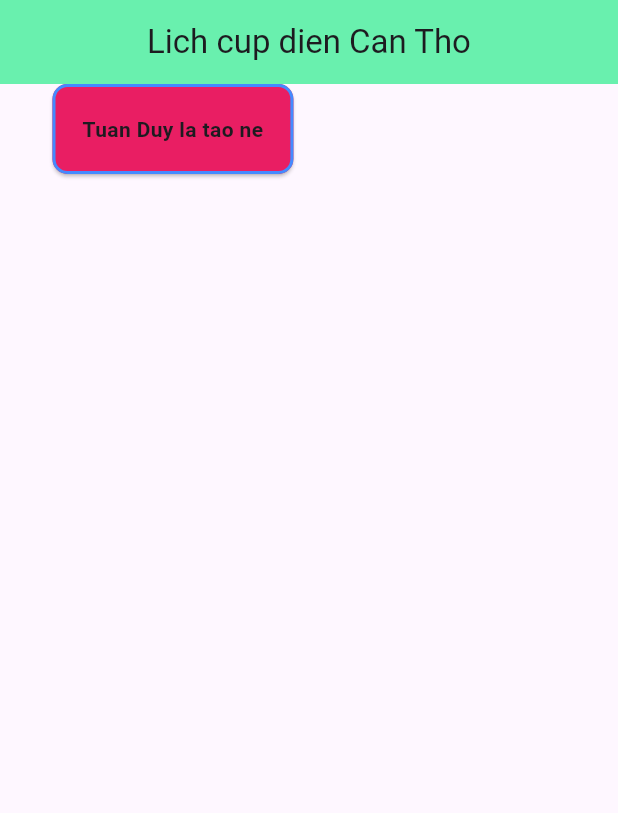
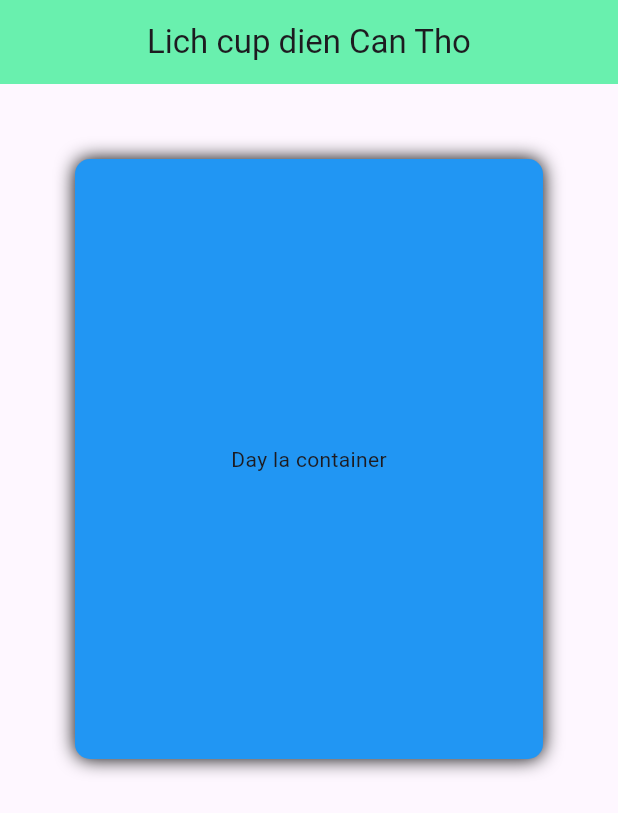
Before and after one commit to tuanduy35399/Learn_Flutter, a Flutter app: the screen it shows after launch, on a phone screen of 412 x 824 dp. Shown: the top 813 px of the screen. Run offline on Flutter 3.47's test engine with Material 3 defaults, Android fonts, the light colour scheme and no system bars; our stand-ins replace device_preview.

Commit message:
add: learn textButton, Container

```diff
--- a/todolist/lib/main.dart
+++ b/todolist/lib/main.dart
@@ -13,7 +13,7 @@ void main() {
             title: Text("Lich cup dien Can Tho"),
             centerTitle: true,
           ),
-          body: const MyApp4(),
+          body: const MyApp6(),
         ),
       ),
       debugShowCheckedModeBanner: false,
@@ -21,7 +21,44 @@ void main() {
   );
 }
 
+class MyApp6 extends StatelessWidget {
+  const MyApp6({super.key});
 
+  @override
+  Widget build(BuildContext context) {
+    return Container(
+      margin: EdgeInsets.all(50),
+      // padding: EdgeInsets.all(10),
+      height: 400,
+      width:600,
+      alignment: Alignment.center,
+      decoration: BoxDecoration(
+          color: Colors.blue,
+          boxShadow: [BoxShadow(color: Colors.black, blurRadius: 10),] ,
+          borderRadius: BorderRadius.all(Radius.circular(10))),
+    child: const Text("Day la container"),
+    );
+  }
+}
+
+
+class MyApp5 extends StatelessWidget {
+  const MyApp5({super.key});
+
+  @override
+  Widget build(BuildContext context) {
+    return TextButton(
+      onPressed: () {
+        print("TextButton was pressed");
+      },
+      // style: TextButton.styleFrom(backgroundColor: Colors.black),
+      child: Text(
+        "Nhấn vô em đi~~",
+        style: TextStyle(fontSize: 14, color: Colors.yellow),
+      ),
+    );
+  }
+}
 
 class MyApp4 extends StatelessWidget {
   const MyApp4({super.key});
@@ -34,7 +71,7 @@ class MyApp4 extends StatelessWidget {
         side: BorderSide(color: Colors.blueAccent, width: 2),
         borderRadius: BorderRadiusGeometry.circular(10),
       ),
-      margin: EdgeInsets.only(left:35 ),
+      margin: EdgeInsets.only(left: 35),
       child: Padding(
         padding: const EdgeInsets.all(20.0),
         child: Text(
@@ -231,8 +268,8 @@ class _MyApp3State extends State<MyApp3> {
           padding: const EdgeInsets.all(10.0),
           child: const Text(
             "Day la text de hoc buoi thu 4 "
-            "trong chuoi video YT, hom nay troi rat "
-            "Dep luon day quy vi oi",
+                "trong chuoi video YT, hom nay troi rat "
+                "Dep luon day quy vi oi",
             style: TextStyle(
               color: Colors.red,
               fontSize: 14,
```
